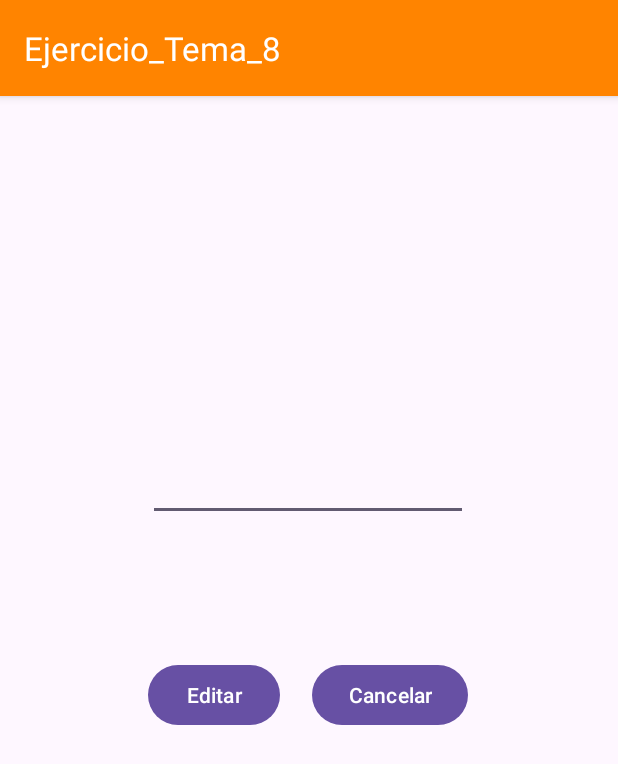
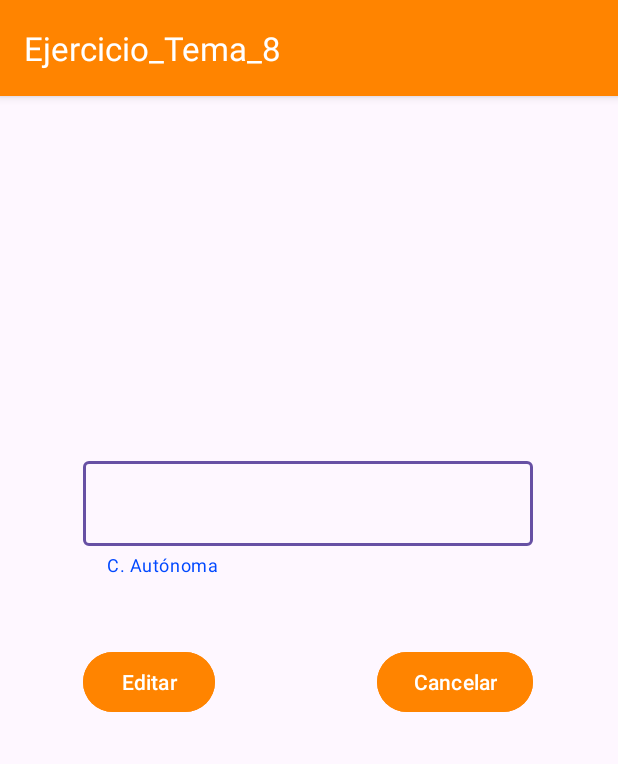
Before and after one commit to Francisco-Diaz-Roldan/Ejercicio_Tema_8, an Android app: the EditarActivity screen opened directly, with no data from a screen before it, on a phone screen of 412 x 824 dp. Shown: the top 764 px of the screen. Run offline under Robolectric (Android 15) with nearby library versions, the phone set to English and light mode, and no system bars.

Commit message:
activity_editar.xml terminado.
Falta:
-DiffUtil.

```diff
--- a/app/src/main/java/com/example/ejercicio_tema_8/activities/EditarActivity.kt
+++ b/app/src/main/java/com/example/ejercicio_tema_8/activities/EditarActivity.kt
@@ -29,7 +29,7 @@ class EditarActivity : AppCompatActivity(), OnClickListener {
         btnEditar.setOnClickListener(this)
         btnCancelar = binding.btnCancelar
         btnCancelar.setOnClickListener(this)
-        infoNombre = binding.etNombre
+        infoNombre = binding.etNombre.editText!!
         infoImagen = binding.imgComunidadAutonoma
         infoImagen.setImageResource(imagen)
         infoNombre.hint = nombre
--- a/app/src/main/java/com/example/ejercicio_tema_8/activities/LoginActivity.kt
+++ b/app/src/main/java/com/example/ejercicio_tema_8/activities/LoginActivity.kt
@@ -1,5 +1,6 @@
 package com.example.ejercicio_tema_8.activities
 
+import android.annotation.SuppressLint
 import android.content.Intent
 import android.content.SharedPreferences
 import androidx.appcompat.app.AppCompatActivity
@@ -101,6 +102,7 @@ class LoginActivity : AppCompatActivity(), View.OnClickListener {
         }
     }
 
+    @SuppressLint("SuspiciousIndentation")
     private fun establecerValoresSiExisten() {
     val email = prefs.getString("email", "")
     val password = prefs.getString("password", "")
--- a/app/src/main/res/layout/activity_editar.xml
+++ b/app/src/main/res/layout/activity_editar.xml
@@ -18,19 +18,7 @@
         app:layout_constraintVertical_bias="0.213"
         app:srcCompat="@drawable/ic_launcher_background" />
 
-    <Button
-        android:id="@+id/btnEditar"
-        android:layout_width="wrap_content"
-        android:layout_height="wrap_content"
-        android:layout_marginTop="92dp"
-        android:text="Editar"
-        app:layout_constraintBottom_toBottomOf="parent"
-        app:layout_constraintEnd_toEndOf="@+id/etNombre"
-        app:layout_constraintHorizontal_bias="0.0"
-        app:layout_constraintStart_toStartOf="@+id/etNombre"
-        app:layout_constraintTop_toBottomOf="@+id/etNombre"
-        app:layout_constraintVertical_bias="0.0" />
-
+    <!--
     <EditText
         android:id="@+id/etNombre"
         android:layout_width="wrap_content"
@@ -43,13 +31,51 @@
         app:layout_constraintStart_toStartOf="@+id/imgComunidadAutonoma"
         app:layout_constraintTop_toBottomOf="@+id/imgComunidadAutonoma"
         tools:ignore="MissingConstraints" />
+  -->
+
+    <Button
+        android:id="@+id/btnEditar"
+        android:layout_width="wrap_content"
+        android:layout_height="wrap_content"
+        android:layout_marginTop="46dp"
+        android:text="Editar"
+        android:backgroundTint="@color/orange"
+        app:layout_constraintBottom_toBottomOf="parent"
+        app:layout_constraintEnd_toEndOf="@+id/etNombre"
+        app:layout_constraintHorizontal_bias="0.0"
+        app:layout_constraintStart_toStartOf="@+id/etNombre"
+        app:layout_constraintTop_toBottomOf="@+id/etNombre"
+        app:layout_constraintVertical_bias="0.0" />
+
+    <com.google.android.material.textfield.TextInputLayout
+        android:id="@+id/etNombre"
+        android:layout_marginBottom="16dp"
+        android:layout_width="300dp"
+        android:layout_height="wrap_content"
+        android:layout_marginTop="76dp"
+        android:ems="16"
+        android:inputType="textEmailAddress"
+        app:helperText="C. Autónoma"
+        app:helperTextTextColor="@color/blue"
+        android:autofillHints="emailAddress"
+
+        app:layout_constraintEnd_toEndOf="@+id/imgComunidadAutonoma"
+        app:layout_constraintStart_toStartOf="@+id/imgComunidadAutonoma"
+        app:layout_constraintTop_toBottomOf="@+id/imgComunidadAutonoma"
+        >
+        <com.google.android.material.textfield.TextInputEditText
+            android:layout_width="match_parent"
+            android:layout_height="wrap_content"
+            android:inputType="textEmailAddress"/>
+    </com.google.android.material.textfield.TextInputLayout>
 
     <Button
         android:id="@+id/btnCancelar"
         android:layout_width="wrap_content"
         android:layout_height="wrap_content"
-        android:layout_marginTop="92dp"
+        android:layout_marginTop="46dp"
         android:text="Cancelar"
+        android:backgroundTint="@color/orange"
         app:layout_constraintBottom_toBottomOf="parent"
         app:layout_constraintEnd_toEndOf="@+id/etNombre"
         app:layout_constraintHorizontal_bias="1.0"
```
